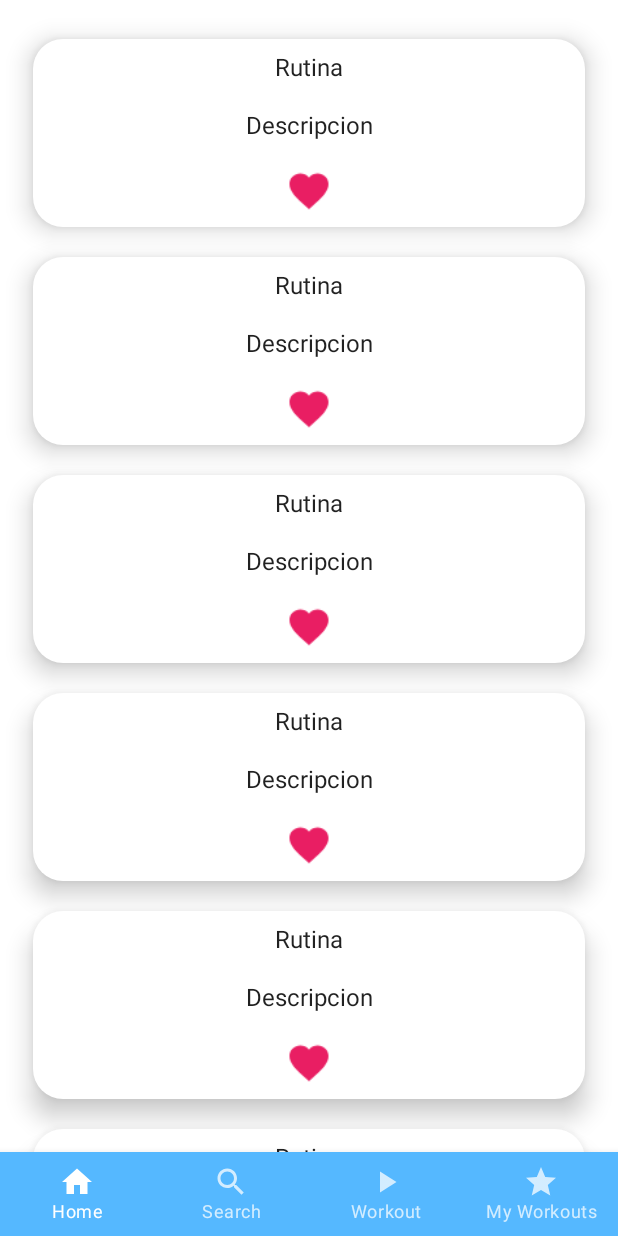
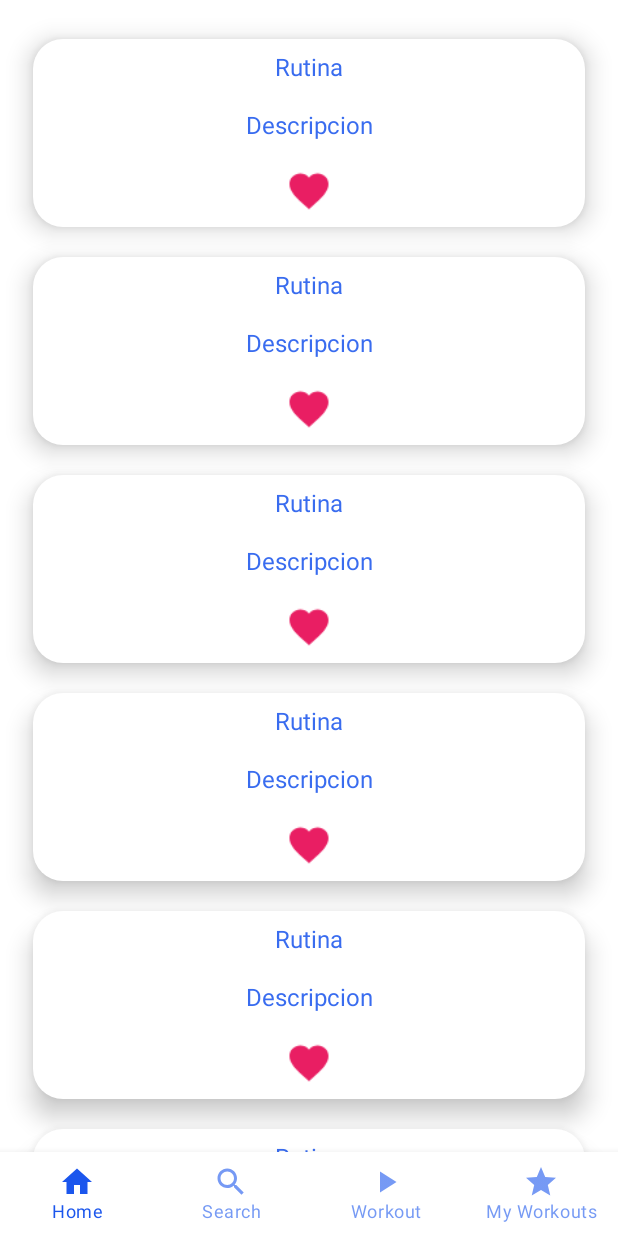
Before and after one commit to martinhecht01/step-mobile, an Android app built with Jetpack Compose: the screen it shows after launch (MainActivity), on a phone screen of 412 x 824 dp. Run offline under Robolectric (Android 15) with nearby library versions, the phone set to English and light mode, and no system bars.

Commit message:
Theme and types modifications

```diff
--- a/app/src/main/java/com/example/step_mobile/ui/theme/Theme.kt
+++ b/app/src/main/java/com/example/step_mobile/ui/theme/Theme.kt
@@ -10,6 +10,7 @@ import androidx.compose.ui.graphics.Color
 private val BlueDark = Color(0xFF1B56ED);
 private val Blue = Color(red = 85, green = 184, blue = 255);
 private val lightBlue = Color(0xFFBAE2FF)
+private val White = Color(0xFFFFFFFF)
 
 private val DarkColorPalette = darkColors(
     primary = BlueDark,
@@ -32,6 +33,13 @@ private val LightColorPalette = lightColors(
     */
 )
 
+private val BottomNavPalette = lightColors(
+    primary = White,
+    primaryVariant = BlueDark,
+    secondary = lightBlue,
+    onPrimary = BlueDark
+)
+
 @Composable
 fun BottomNavigationTheme(
     darkTheme: Boolean = isSystemInDarkTheme(),
@@ -40,14 +48,14 @@ fun BottomNavigationTheme(
     val colors = if (darkTheme) {
         DarkColorPalette
     } else {
-        LightColorPalette
+        BottomNavPalette
     }
 
     MaterialTheme(
         colors = colors,
-        typography = Typography,
+        typography = NavbarTypography,
         shapes = Shapes,
-        content = content
+        content = content,
     )
 }
 
--- a/app/src/main/java/com/example/step_mobile/ui/theme/Type.kt
+++ b/app/src/main/java/com/example/step_mobile/ui/theme/Type.kt
@@ -1,6 +1,7 @@
 package com.example.step_mobile.ui.theme
 
 import androidx.compose.material.Typography
+import androidx.compose.ui.graphics.Color
 import androidx.compose.ui.text.TextStyle
 import androidx.compose.ui.text.font.FontFamily
 import androidx.compose.ui.text.font.FontWeight
@@ -11,8 +12,9 @@ val Typography = Typography(
     body1 = TextStyle(
         fontFamily = FontFamily.Default,
         fontWeight = FontWeight.Normal,
-        fontSize = 16.sp
-    )
+        fontSize = 24.sp
+    ),
+
     /* Other default text styles to override
     button = TextStyle(
         fontFamily = FontFamily.Default,
@@ -26,3 +28,14 @@ val Typography = Typography(
     )
     */
 )
+
+val NavbarTypography = Typography(
+
+    body1 = TextStyle(
+        fontFamily = FontFamily.Default,
+        fontWeight = FontWeight.Normal,
+        fontSize = 16.sp,
+        //color = Color(0x000000)
+
+    )
+)
```
